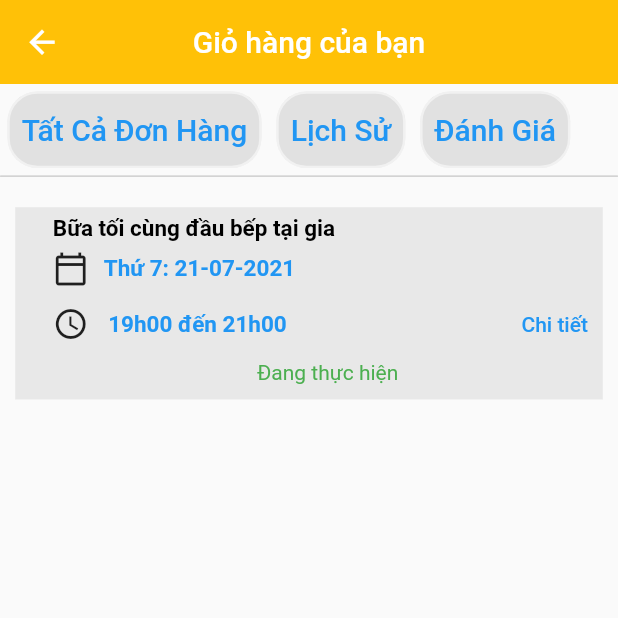
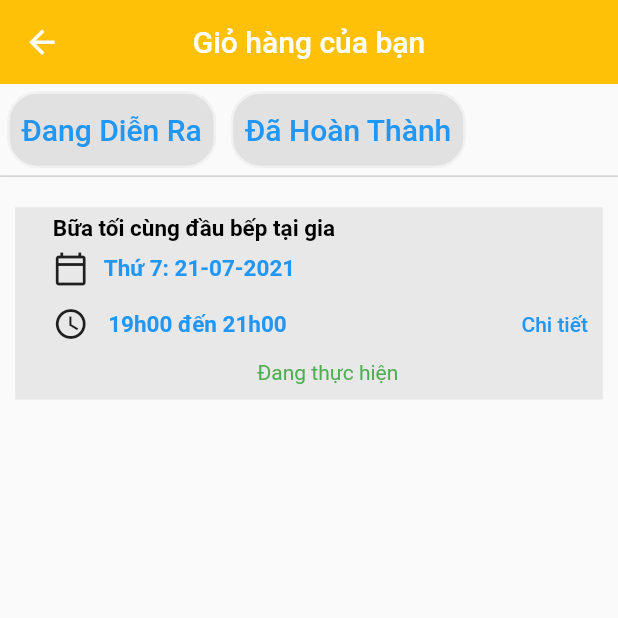
Before and after one commit to huydwayne/chef-for-everyone, a Flutter app: the MainHome screen opened by its route, item 2 of the bottom bar chosen, on a phone screen of 412 x 824 dp, the top half of it. Run offline on Flutter 3.47's test engine with Material 2 defaults, Android fonts, the phone set to English and light mode, and no system bars; our stand-ins replace badges, carousel_slider, flutter_svg, font_awesome_flutter, geolocator, scrollable_positioned_list; missing offline and left inert: geocoder; network calls fail.

Commit message:
update booking

```diff
--- a/lib/screens/your_booking_card.dart
+++ b/lib/screens/your_booking_card.dart
@@ -53,7 +53,7 @@ class _YourBookingCardState extends State<YourBookingCard> {
                         //width: 150,
                         child: TextButton(
                           child: Text(
-                            'Tất Cả Đơn Hàng',
+                            'Đang Diễn Ra',
                             style: TextStyle(fontSize: 20),
                           ),
                           onPressed: () {
@@ -75,7 +75,7 @@ class _YourBookingCardState extends State<YourBookingCard> {
                         //width: 150,
                         child: TextButton(
                           child: Text(
-                            'Lịch Sử',
+                            'Đã Hoàn Thành',
                             style: TextStyle(fontSize: 20),
                           ),
                           onPressed: () {
@@ -83,28 +83,6 @@ class _YourBookingCardState extends State<YourBookingCard> {
                           },
                         ),
                       ),
-                      Container(
-                        decoration: BoxDecoration(
-                          border: Border.all(color: Colors.white54, width: 1.5),
-                          color: Colors.black12.withOpacity(0.1),
-                          borderRadius: BorderRadius.all(
-                            Radius.circular(20),
-                          ),
-                        ),
-                        margin: EdgeInsets.fromLTRB(5, 5, 5, 0),
-                        //padding: EdgeInsets.all(5),
-                        //width: 150,
-                        child: TextButton(
-                          child: Text(
-                            'Đánh Giá',
-                            style: TextStyle(fontSize: 20),
-                          ),
-                          onPressed: () {
-                            Navigator.pushReplacementNamed(
-                                context, '/danh-gia');
-                          },
-                        ),
-                      )
                     ],
                   ),
                   Container(
```
Also changed, not shown: lib/screens/history.dart (+14 -14 lines).
